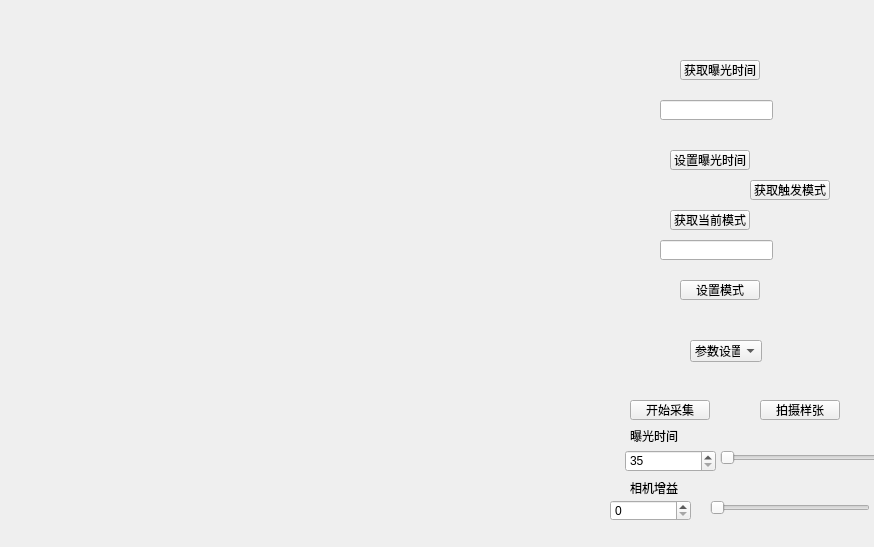
The window that LED_test/form_product.ui (imbdus/LEDPLate) describes before a commit, drawn with Qt 5.
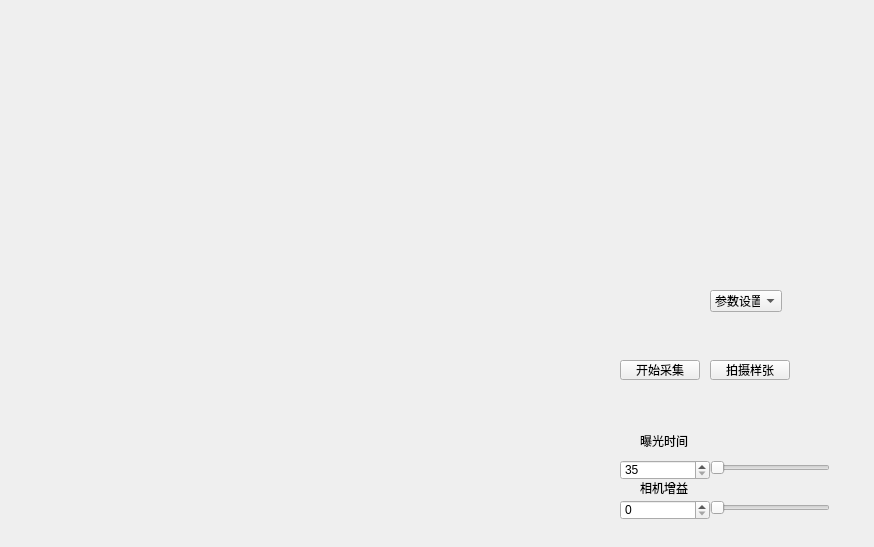
The same window after the commit.

```diff
--- a/LED_test/form_product.ui
+++ b/LED_test/form_product.ui
@@ -26,71 +26,6 @@
     <string/>
    </property>
   </widget>
-  <widget class="QPushButton" name="pushButton_CFMode">
-   <property name="geometry">
-    <rect>
-     <x>750</x>
-     <y>180</y>
-     <width>80</width>
-     <height>20</height>
-    </rect>
-   </property>
-   <property name="text">
-    <string>获取触发模式</string>
-   </property>
-  </widget>
-  <widget class="QPushButton" name="pushButton_SetMode">
-   <property name="geometry">
-    <rect>
-     <x>680</x>
-     <y>280</y>
-     <width>80</width>
-     <height>20</height>
-    </rect>
-   </property>
-   <property name="text">
-    <string>设置模式</string>
-   </property>
-  </widget>
-  <widget class="QPushButton" name="pushButton_GetMode">
-   <property name="geometry">
-    <rect>
-     <x>670</x>
-     <y>210</y>
-     <width>80</width>
-     <height>20</height>
-    </rect>
-   </property>
-   <property name="text">
-    <string>获取当前模式</string>
-   </property>
-  </widget>
-  <widget class="QPushButton" name="pushButton_SetExTime">
-   <property name="geometry">
-    <rect>
-     <x>670</x>
-     <y>150</y>
-     <width>80</width>
-     <height>20</height>
-    </rect>
-   </property>
-   <property name="text">
-    <string>设置曝光时间</string>
-   </property>
-  </widget>
-  <widget class="QPushButton" name="pushButton_getExTime">
-   <property name="geometry">
-    <rect>
-     <x>680</x>
-     <y>60</y>
-     <width>80</width>
-     <height>20</height>
-    </rect>
-   </property>
-   <property name="text">
-    <string>获取曝光时间</string>
-   </property>
-  </widget>
   <widget class="QLabel" name="label_exTime">
    <property name="geometry">
     <rect>
@@ -117,26 +52,6 @@
     <string/>
    </property>
   </widget>
-  <widget class="QLineEdit" name="lineEdit_exTime">
-   <property name="geometry">
-    <rect>
-     <x>660</x>
-     <y>100</y>
-     <width>113</width>
-     <height>20</height>
-    </rect>
-   </property>
-  </widget>
-  <widget class="QLineEdit" name="lineEdit_SetMode">
-   <property name="geometry">
-    <rect>
-     <x>660</x>
-     <y>240</y>
-     <width>113</width>
-     <height>20</height>
-    </rect>
-   </property>
-  </widget>
   <widget class="QLabel" name="label_CFMode">
    <property name="geometry">
     <rect>
@@ -153,10 +68,10 @@
   <widget class="QSpinBox" name="Exp_spinBox">
    <property name="geometry">
     <rect>
-     <x>625</x>
-     <y>450</y>
-     <width>91</width>
-     <height>22</height>
+     <x>620</x>
+     <y>460</y>
+     <width>90</width>
+     <height>20</height>
     </rect>
    </property>
    <property name="minimum">
@@ -175,9 +90,9 @@
   <widget class="QSlider" name="Exp_horizontalSlider">
    <property name="geometry">
     <rect>
-     <x>720</x>
-     <y>450</y>
-     <width>160</width>
+     <x>710</x>
+     <y>460</y>
+     <width>120</width>
      <height>16</height>
     </rect>
    </property>
@@ -200,10 +115,10 @@
   <widget class="QLabel" name="explosure_label">
    <property name="geometry">
     <rect>
-     <x>630</x>
+     <x>640</x>
      <y>430</y>
      <width>54</width>
-     <height>12</height>
+     <height>21</height>
     </rect>
    </property>
    <property name="text">
@@ -213,7 +128,7 @@
   <widget class="QLabel" name="label">
    <property name="geometry">
     <rect>
-     <x>630</x>
+     <x>640</x>
      <y>480</y>
      <width>61</width>
      <height>16</height>
@@ -226,10 +141,10 @@
   <widget class="QSpinBox" name="Gain_spinBox">
    <property name="geometry">
     <rect>
-     <x>610</x>
+     <x>620</x>
      <y>500</y>
-     <width>81</width>
-     <height>21</height>
+     <width>90</width>
+     <height>20</height>
     </rect>
    </property>
    <property name="maximum">
@@ -244,7 +159,7 @@
     <rect>
      <x>710</x>
      <y>500</y>
-     <width>160</width>
+     <width>120</width>
      <height>16</height>
     </rect>
    </property>
@@ -258,8 +173,8 @@
   <widget class="QComboBox" name="Mode_comboBox">
    <property name="geometry">
     <rect>
-     <x>690</x>
-     <y>340</y>
+     <x>710</x>
+     <y>290</y>
      <width>72</width>
      <height>22</height>
     </rect>
@@ -278,8 +193,8 @@
   <widget class="QPushButton" name="pushButton_take_photo">
    <property name="geometry">
     <rect>
-     <x>760</x>
-     <y>400</y>
+     <x>710</x>
+     <y>360</y>
      <width>80</width>
      <height>20</height>
     </rect>
@@ -291,8 +206,8 @@
   <widget class="QPushButton" name="pushButton_Start">
    <property name="geometry">
     <rect>
-     <x>630</x>
-     <y>400</y>
+     <x>620</x>
+     <y>360</y>
      <width>80</width>
      <height>20</height>
     </rect>
```
Left out of the diff: 2 changed lines with no effect on the pictures.
